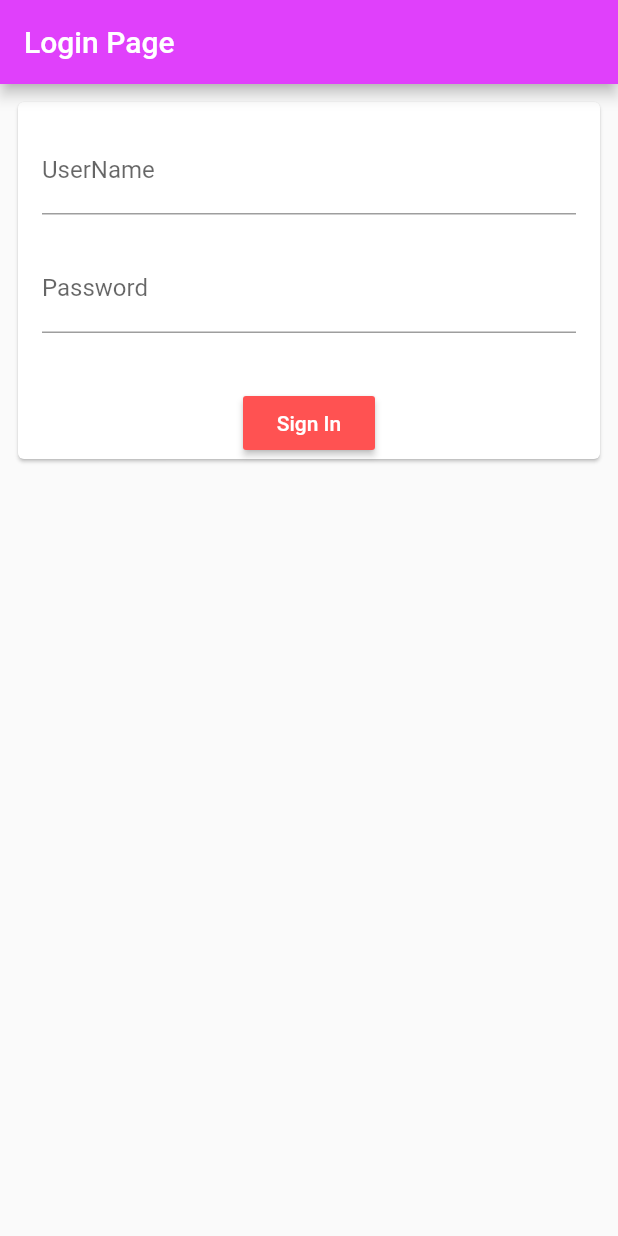
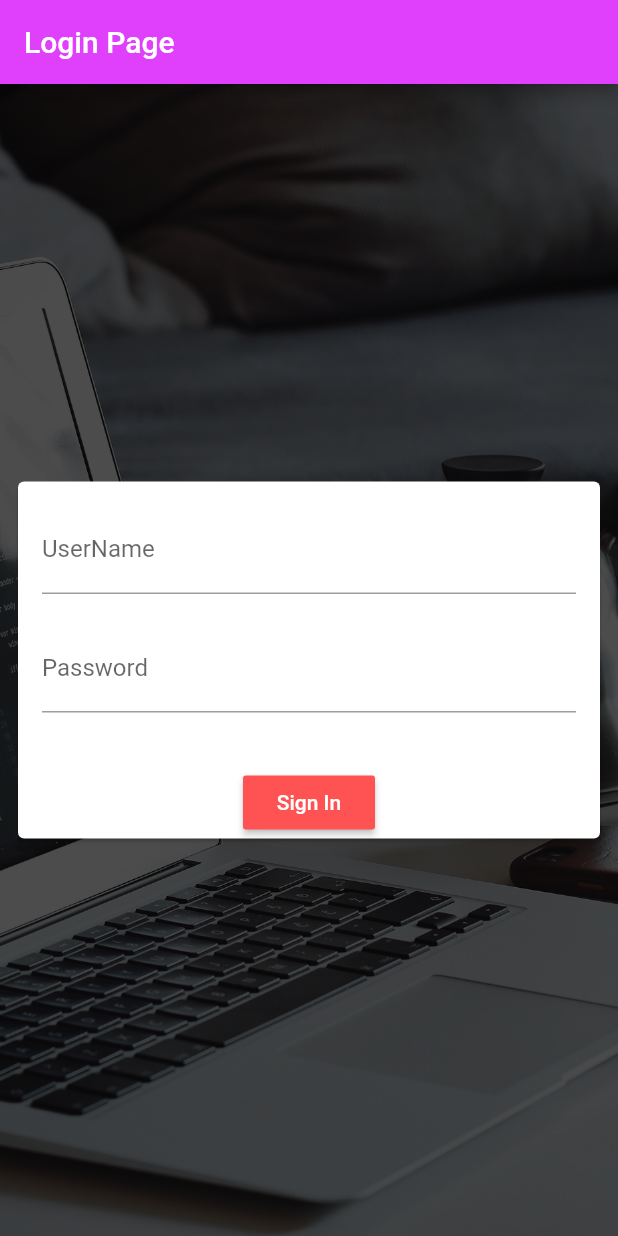
Before and after one commit to Muhammad-Osama-Qureshi/FlutterFirstapp, a Flutter app: the screen it shows after launch, on a phone screen of 412 x 824 dp. Run offline on Flutter 3.47's test engine with Material 2 defaults, Android fonts, the phone set to English and light mode, and no system bars.

Commit message:
Login page with Routes

```diff
--- a/lib/Login_page.dart
+++ b/lib/Login_page.dart
@@ -1,4 +1,5 @@
 import 'package:flutter/material.dart';
+import 'package:flutter_application_1/HomePage.dart';
 
 class Loginpage extends StatefulWidget {
   @override
@@ -15,9 +16,19 @@ class _LoginpageState extends State<Loginpage> {
           title: Text("Login Page"),
           backgroundColor: Colors.purpleAccent,
         ),
-      body: SingleChildScrollView(
+        body: Stack(
+          fit: StackFit.expand,
+          children: [
+            Image.asset(
+              "assets/bg.jpg",
+              fit: BoxFit.cover,
+              color: Colors.black.withOpacity(0.7),
+              colorBlendMode: BlendMode.darken,
+            ),
+            Center(
               child: Padding(
                 padding: const EdgeInsets.all(8.0),
+                child: SingleChildScrollView(
                   child: Card(
                     child: Column(
                       children: [
@@ -33,6 +44,7 @@ class _LoginpageState extends State<Loginpage> {
                               ),
                               SizedBox(height: 20),
                               TextFormField(
+                                obscureText: true,
                                 decoration: InputDecoration(
                                     hintText: "Please Enter Password",
                                     labelText: "Password"),
@@ -43,7 +55,14 @@ class _LoginpageState extends State<Loginpage> {
                         SizedBox(height: 20),
                         // ignore: deprecated_member_use
                         RaisedButton(
-                    onPressed: () {},
+                            onPressed: () {
+                              //   Navigator.push(
+                              //       context,
+                              //       MaterialPageRoute(
+                              //           builder: (context) => HomePage()));
+                              //
+                              Navigator.pushNamed(context, "/Home");
+                            },
                             child: Text("Sign In"),
                             color: Colors.redAccent,
                             textColor: Colors.white),
@@ -52,6 +71,8 @@ class _LoginpageState extends State<Loginpage> {
                   ),
                 ),
               ),
-    );
+            ),
+          ],
+        ));
   }
 }
--- a/lib/main.dart
+++ b/lib/main.dart
@@ -1,4 +1,5 @@
 import 'package:flutter/material.dart';
+import 'package:flutter_application_1/HomePage.dart';
 
 import 'package:flutter_application_1/Login_page.dart';
 
@@ -7,5 +8,9 @@ void main() {
     color: Colors.amber,
     title: "Muhammad Osama App",
     home: Loginpage(),
+    routes: {
+      "/login": (context) => Loginpage(),
+      "/Home": (context) => HomePage()
+    },
   ));
 }
```
Lines whose indentation alone changed are shown as unchanged.
